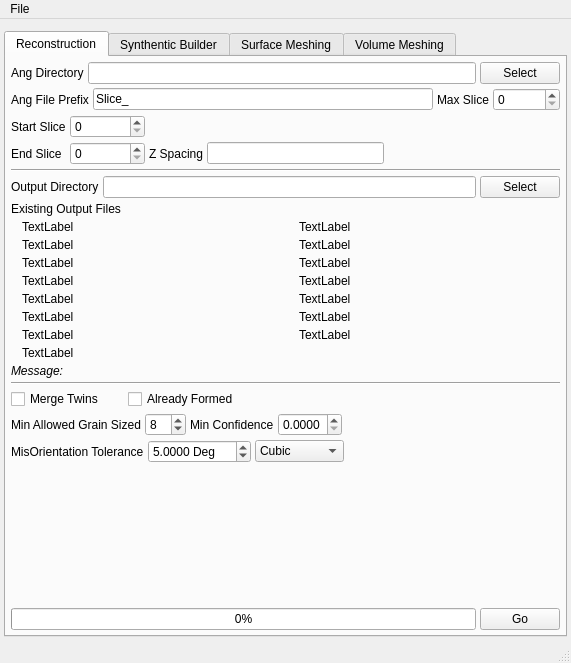
Above: Source/AIM/GUI/UI_Files/RepresentationUI.ui from BlueQuartzSoftware/DREAM3D before the change. Below: the same form after it.
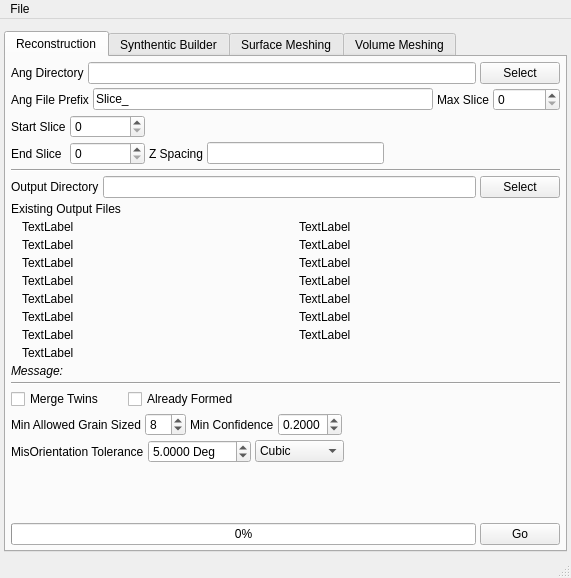
That is the form after the change. Icons and pictures are not drawn.

Diff of the .ui file:
```diff
--- a/Source/AIM/GUI/UI_Files/RepresentationUI.ui
+++ b/Source/AIM/GUI/UI_Files/RepresentationUI.ui
@@ -7,7 +7,7 @@
     <x>0</x>
     <y>0</y>
     <width>571</width>
-    <height>663</height>
+    <height>578</height>
    </rect>
   </property>
   <property name="windowTitle">
@@ -574,6 +574,9 @@
             <property name="singleStep">
              <double>0.100000000000000</double>
             </property>
+            <property name="value">
+             <double>0.200000000000000</double>
+            </property>
            </widget>
           </item>
           <item>
```
Left out of the diff: 2 changed lines with no effect on the pictures.
